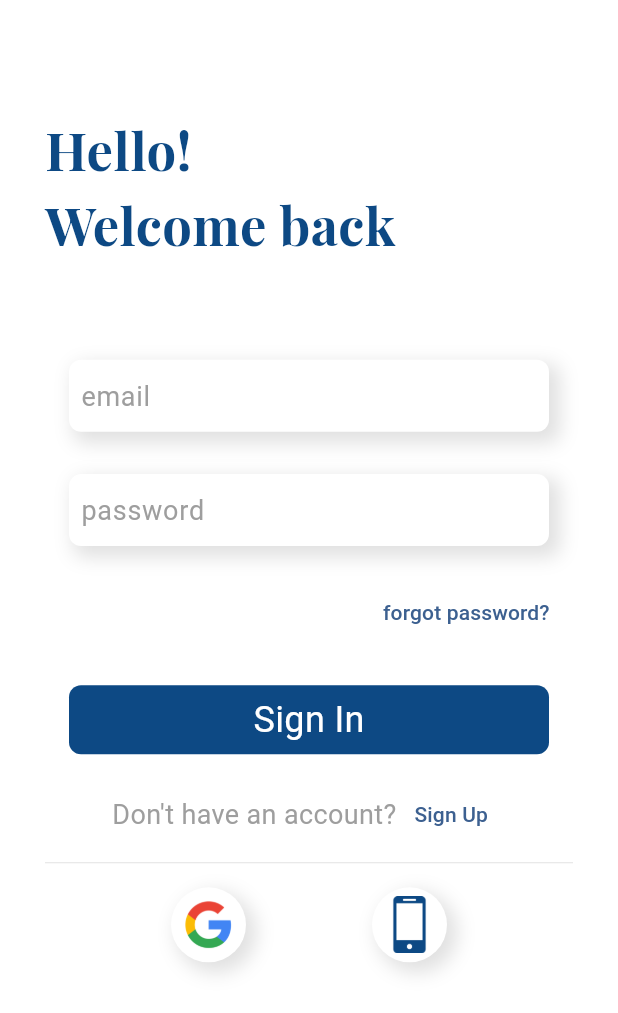
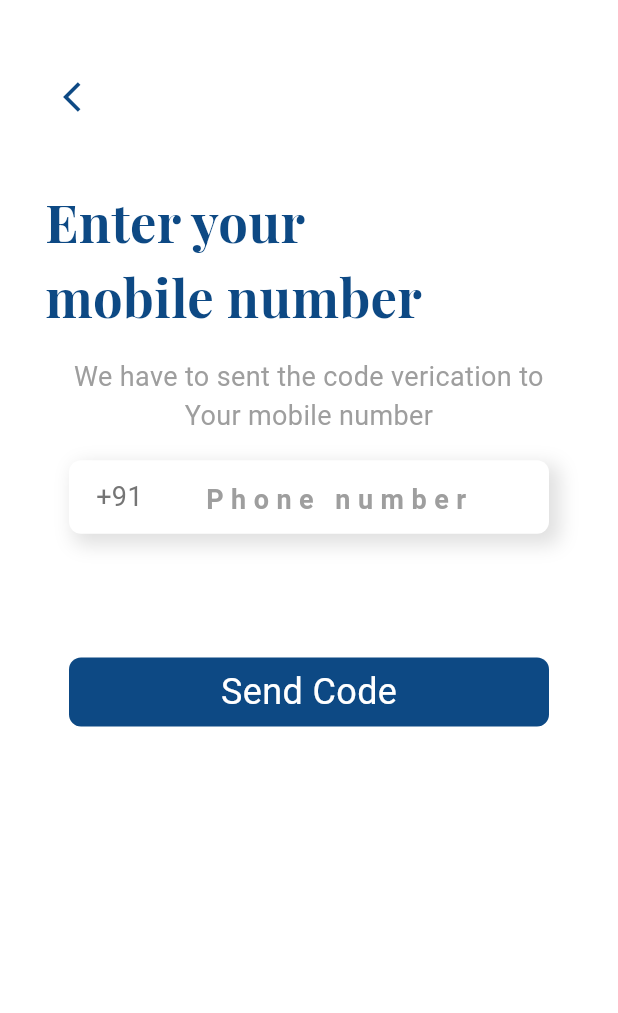
Before and after one commit to Sidharth-R-07/users, a Flutter app: the screen it shows after launch, on a phone screen of 412 x 824 dp. Shown: the top 1013 px of the screen. Run offline on Flutter 3.47's test engine with Material 2 defaults, Android fonts, the phone set to English and light mode, and no system bars; our stand-ins replace cloud_firestore, firebase_auth, firebase_core, flutter_spinkit, fluttertoast, google_fonts and 1 more; accounts and stored records are empty; Roboto replaces fonts that are missing (Mukta).

Commit message:
Added Phone authentication screen

```diff
--- a/lib/main.dart
+++ b/lib/main.dart
@@ -2,8 +2,9 @@ import 'package:flutter/material.dart';
 import 'package:fluttertoast/fluttertoast.dart';
 import 'package:provider/provider.dart';
 import 'package:firebase_core/firebase_core.dart';
+import 'package:users/screens/auth_screens/phone_athentication.dart';
 
-import '../screens/auth/sign_in_screen.dart';
+import 'screens/auth_screens/sign_in_screen.dart';
 import '../providers/auth_provider.dart';
 import '../utils/colors.dart';
 import '../providers/user_provider.dart';
@@ -34,13 +35,15 @@ class MyApp extends StatelessWidget {
         title: 'Users',
         debugShowCheckedModeBanner: false,
         theme: ThemeData(
-            colorScheme: ColorScheme.fromSeed(seedColor: primaryColor),
-            scaffoldBackgroundColor: bgScaffold,
-            primaryColor: primaryColor,
-            useMaterial3: true,
-            appBarTheme: const AppBarTheme(
-                iconTheme: IconThemeData(color: primaryColor))),
-        home: const SignInScreen(),
+          colorScheme: ColorScheme.fromSeed(seedColor: primaryColor),
+          scaffoldBackgroundColor: bgScaffold,
+          primaryColor: primaryColor,
+          useMaterial3: true,
+          appBarTheme: const AppBarTheme(
+            iconTheme: IconThemeData(color: primaryColor),
+          ),
+        ),
+        home: const PhoneAuthenticationScreen(),
       ),
     );
   }
--- /dev/null
+++ b/lib/screens/auth_screens/phone_athentication.dart
@@ -0,0 +1,150 @@
+import 'package:flutter/material.dart';
+import 'package:provider/provider.dart';
+import 'package:users/utils/colors.dart';
+import 'package:users/widgets/phone_input_field.dart';
+
+import '../../providers/auth_provider.dart';
+import '../../utils/fonts.dart';
+import '../../widgets/loader.dart';
+import '../../widgets/my_button.dart';
+
+class PhoneAuthenticationScreen extends StatefulWidget {
+  const PhoneAuthenticationScreen({super.key});
+
+  @override
+  State<PhoneAuthenticationScreen> createState() =>
+      _PhoneAuthenticationScreenState();
+}
+
+class _PhoneAuthenticationScreenState extends State<PhoneAuthenticationScreen> {
+  final phoneController = TextEditingController();
+  final otpController = TextEditingController();
+
+  FocusNode otpFocusNode = FocusNode();
+
+  bool isLoading = false;
+  bool codeSended = false;
+
+  @override
+  void dispose() {
+    phoneController.dispose();
+    otpFocusNode.dispose();
+    super.dispose();
+  }
+
+  @override
+  Widget build(BuildContext context) {
+    final size = MediaQuery.of(context).size;
+    final authProvider = Provider.of<AuthProvider>(context, listen: false);
+    return Scaffold(
+      resizeToAvoidBottomInset: false,
+      body: GestureDetector(
+        onTap: () {
+          //WHEN CLICKED SCREEN AND UNFOCUS KEYBOARD
+          FocusScope.of(context).unfocus();
+        },
+        child: Padding(
+          padding: const EdgeInsets.symmetric(horizontal: 30, vertical: 8),
+          child: SingleChildScrollView(
+            child: Column(
+              crossAxisAlignment: CrossAxisAlignment.start,
+              children: [
+                SizedBox(
+                  height: size.height * 0.04,
+                ),
+                IconButton(
+                    onPressed: () {
+                      Navigator.of(context).pop();
+                    },
+                    icon: const Icon(
+                      Icons.arrow_back_ios,
+                      color: primaryColor,
+                    )),
+                SizedBox(
+                  height: size.height * 0.04,
+                ),
+
+                ///---------------------TITLE -----------------------------------------
+                Text(
+                  'Enter your\nmobile number',
+                  style: FontsProvider.titleLarge,
+                ),
+                SizedBox(
+                  height: size.height * 0.02,
+                ),
+                Center(
+                  child: Text(
+                    "We have to sent the code verication to\nYour mobile number",
+                    style: FontsProvider.hintText,
+                    textAlign: TextAlign.center,
+                  ),
+                ),
+                SizedBox(
+                  height: size.height * 0.02,
+                ),
+
+                ///--------------------TEXT INPUT FEILD SECTIONS------------------------
+                PhoneInputField(
+                  controller: phoneController,
+                  hint: 'Phone number',
+                  inputLength: 10,
+                ),
+
+                SizedBox(
+                  height: size.height * 0.05,
+                ),
+                if (codeSended)
+                  PhoneInputField(
+                    controller: otpController,
+                    hint: '______',
+                    inputLength: 6,
+                    isOtp: true,
+                    focusNode: otpFocusNode,
+                  ),
+
+                SizedBox(
+                  height: size.height * 0.05,
+                ),
+
+                ///--------------------ON SUBMIT BUTTON------------------------
+                MyButton(
+                  onTap: () {
+                    if (!codeSended) {
+                      _sendOTP();
+                    } else {
+                      _verifyOTP();
+                    }
+                  },
+                  child: isLoading
+                      ? const Loader()
+                      : Text(
+                          codeSended ? 'Verify Otp' : 'Send Code',
+                          style: FontsProvider.whiteMediumText,
+                        ),
+                ),
+
+                SizedBox(
+                  height: size.height * 0.02,
+                ),
+              ],
+            ),
+          ),
+        ),
+      ),
+    );
+  }
+
+  _sendOTP() {
+    FocusScope.of(context).requestFocus(otpFocusNode);
+
+    setState(() {
+      codeSended = true;
+    });
+  }
+
+  _verifyOTP() {
+    setState(() {
+      codeSended = false;
+    });
+  }
+}
--- a/lib/screens/auth/sign_in_screen.dart
+++ b/lib/screens/auth_screens/sign_in_screen.dart
@@ -2,7 +2,7 @@ import 'dart:developer';
 
 import 'package:flutter/material.dart';
 import 'package:provider/provider.dart';
-import 'package:users/screens/auth/sign_up_screen.dart';
+import 'package:users/screens/auth_screens/sign_up_screen.dart';
 import 'package:users/utils/colors.dart';
 import 'package:users/widgets/auth_icon.dart';
 import 'package:users/widgets/loading_circle.dart';
--- a/lib/screens/auth/sign_up_screen.dart
+++ b/lib/screens/auth_screens/sign_up_screen.dart
@@ -4,7 +4,7 @@ import 'package:flutter/material.dart';
 import 'package:provider/provider.dart';
 import 'package:users/providers/auth_provider.dart';
 import 'package:users/screens/add_user_screen.dart';
-import 'package:users/screens/auth/sign_in_screen.dart';
+import 'package:users/screens/auth_screens/sign_in_screen.dart';
 import 'package:users/utils/methods.dart';
 
 import '../../utils/fonts.dart';
--- a/lib/screens/users_screen.dart
+++ b/lib/screens/users_screen.dart
@@ -19,7 +19,7 @@ class UsersScreen extends StatefulWidget {
 
 class _UsersScreenState extends State<UsersScreen> {
   ///SET FECTHING USERS COUNT
-  int limit = 15;
+  int limit = 5;
 
   ///INTIAL LOADING FOR FETCH USERS FIRST TIME
   bool loadingUsers = false;
@@ -50,7 +50,7 @@ class _UsersScreenState extends State<UsersScreen> {
       final snapshot = await firestore
           .collection('users')
           .orderBy('createAt', descending: true)
-          .limit(limit)
+          .limit(limit + 10)
           .get();
       final fetchedList = snapshot.docs
           .map<UserModel>((data) => UserModel(
@@ -166,7 +166,7 @@ class _UsersScreenState extends State<UsersScreen> {
     return Scaffold(
         appBar: AppBar(
           title: Text(
-            'all users',
+            'Users',
             style: FontsProvider.headingMedium,
           ),
         ),
--- /dev/null
+++ b/lib/widgets/phone_input_field.dart
@@ -0,0 +1,80 @@
+import 'package:flutter/material.dart';
+import 'package:flutter/services.dart';
+
+import '../utils/fonts.dart';
+
+class PhoneInputField extends StatelessWidget {
+  final TextEditingController controller;
+  final String hint;
+  final int inputLength;
+  FocusNode? focusNode;
+
+  bool isOtp;
+  PhoneInputField(
+      {super.key,
+      required this.controller,
+      required this.hint,
+      required this.inputLength,
+      this.isOtp = false,
+      this.focusNode});
+
+  @override
+  Widget build(BuildContext context) {
+    return Container(
+      margin: const EdgeInsets.symmetric(horizontal: 16),
+      padding: const EdgeInsets.symmetric(horizontal: 8),
+      decoration: const BoxDecoration(
+        borderRadius: BorderRadius.all(Radius.circular(8)),
+        boxShadow: [
+          BoxShadow(
+            color: Colors.black12,
+            offset: Offset(
+              5.0,
+              5.0,
+            ),
+            blurRadius: 10.0,
+            spreadRadius: 2.0,
+          ),
+          BoxShadow(
+            color: Colors.white,
+            offset: Offset(0.0, 0.0),
+            blurRadius: 0.0,
+            spreadRadius: 0.0,
+          ),
+        ],
+      ),
+      child: Row(
+        children: [
+          if (!isOtp)
+            Padding(
+              padding: const EdgeInsets.only(left: 10),
+              child: Text(
+                '+91',
+                style: FontsProvider.hintText
+                    .copyWith(color: Colors.grey.shade600),
+              ),
+            ),
+          Expanded(
+            child: TextFormField(
+              controller: controller,
+              textAlign: TextAlign.center,
+              inputFormatters: [
+                LengthLimitingTextInputFormatter(inputLength),
+              ],
+              focusNode: focusNode,
+              keyboardType: TextInputType.phone,
+              textInputAction: TextInputAction.done,
+              style: FontsProvider.headingMedium.copyWith(
+                  color: Colors.grey.shade700, letterSpacing: isOtp ? 22 : 5),
+              decoration: InputDecoration(
+                border: InputBorder.none,
+                hintText: hint,
+                hintStyle: FontsProvider.hintText,
+              ),
+            ),
+          ),
+        ],
+      ),
+    );
+  }
+}
```
Also changed, not shown: lib/widgets/input_field.dart (line endings or trailing spaces).
